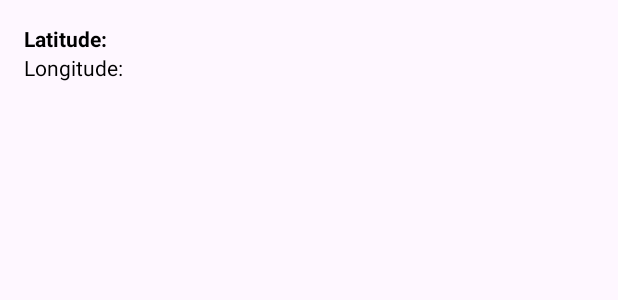
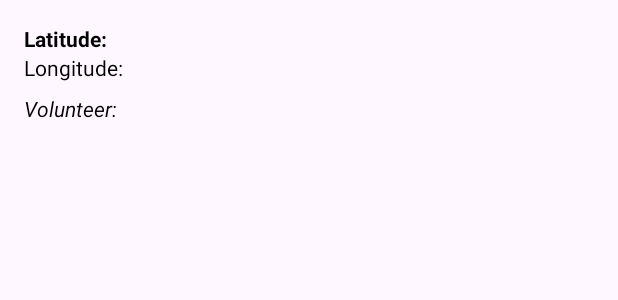
Before and after one commit to zec0816/MADHelpafriend, an Android app: the layout list_item_request.xml on its own in the app's theme, with its tools: preview values and no code run, on a phone screen of 412 x 824 dp. Shown: the top 300 px of the screen. Run offline under Robolectric (Android 15) with nearby library versions, the phone set to English and light mode, and no system bars.

Commit message:
update AcceptedRequest with volunteer username

```diff
--- a/app/src/main/java/com/example/helpafriend/MapOKU.java
+++ b/app/src/main/java/com/example/helpafriend/MapOKU.java
@@ -183,6 +183,7 @@ public class MapOKU extends BaseActivity {
                             Map<String, String> requestMap = new HashMap<>();
                             requestMap.put("latitude", String.valueOf(request.getDouble("latitude")));
                             requestMap.put("longitude", String.valueOf(request.getDouble("longitude")));
+                            requestMap.put("volunteer_name", request.optString("volunteer_name", "Unknown"));
                             acceptedRequests.add(requestMap);
                         }
 
@@ -191,6 +192,7 @@ public class MapOKU extends BaseActivity {
                             return;
                         }
 
+                        // Display the accepted requests in a dialog
                         AlertDialog.Builder builder = new AlertDialog.Builder(this);
                         builder.setTitle("Accepted Requests");
 
@@ -221,6 +223,7 @@ public class MapOKU extends BaseActivity {
         Volley.newRequestQueue(this).add(stringRequest);
     }
 
+
     class CustomAdapter extends ArrayAdapter<Map<String, String>> {
         CustomAdapter(ArrayList<Map<String, String>> data) {
             super(MapOKU.this, R.layout.list_item_request, data);
@@ -237,13 +240,16 @@ public class MapOKU extends BaseActivity {
 
             TextView tvLatitude = convertView.findViewById(R.id.tv_latitude);
             TextView tvLongitude = convertView.findViewById(R.id.tv_longitude);
+            TextView tvVolunteerName = convertView.findViewById(R.id.tv_volunteer_name);
 
             tvLatitude.setText("Latitude: " + request.get("latitude"));
             tvLongitude.setText("Longitude: " + request.get("longitude"));
+            tvVolunteerName.setText("Volunteer: " + request.get("volunteer_name"));
 
             return convertView;
         }
     }
+
 
     @Override
     public void onRequestPermissionsResult(int requestCode, @NonNull String[] permissions, @NonNull int[] grantResults) {
--- a/app/src/main/res/layout/list_item_request.xml
+++ b/app/src/main/res/layout/list_item_request.xml
@@ -5,6 +5,7 @@
     android:padding="16dp"
     android:background="?attr/selectableItemBackground">
 
+    <!-- Latitude TextView -->
     <TextView
         android:id="@+id/tv_latitude"
         android:layout_width="wrap_content"
@@ -13,6 +14,7 @@
         android:textColor="@android:color/black"
         android:textStyle="bold" />
 
+    <!-- Longitude TextView -->
     <TextView
         android:id="@+id/tv_longitude"
         android:layout_width="wrap_content"
@@ -20,4 +22,14 @@
         android:text="Longitude: "
         android:textColor="@android:color/black" />
 
+    <!-- Volunteer Name TextView -->
+    <TextView
+        android:id="@+id/tv_volunteer_name"
+        android:layout_width="wrap_content"
+        android:layout_height="wrap_content"
+        android:text="Volunteer: "
+        android:textColor="@android:color/black"
+        android:textStyle="italic"
+        android:layout_marginTop="8dp" />
+
 </LinearLayout>
```
